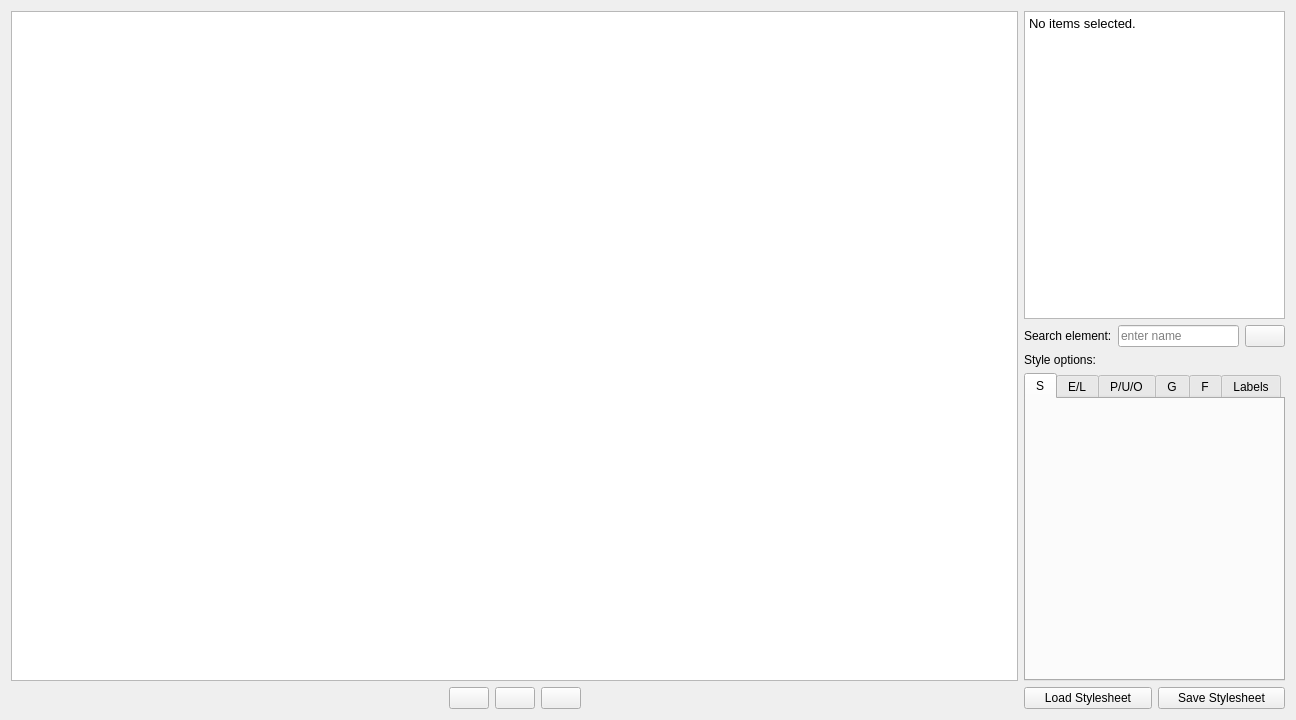
This is ui/graphwidget.ui in ggonnella/gfaviz as Qt 5 draws it before an edit. The edited form follows.
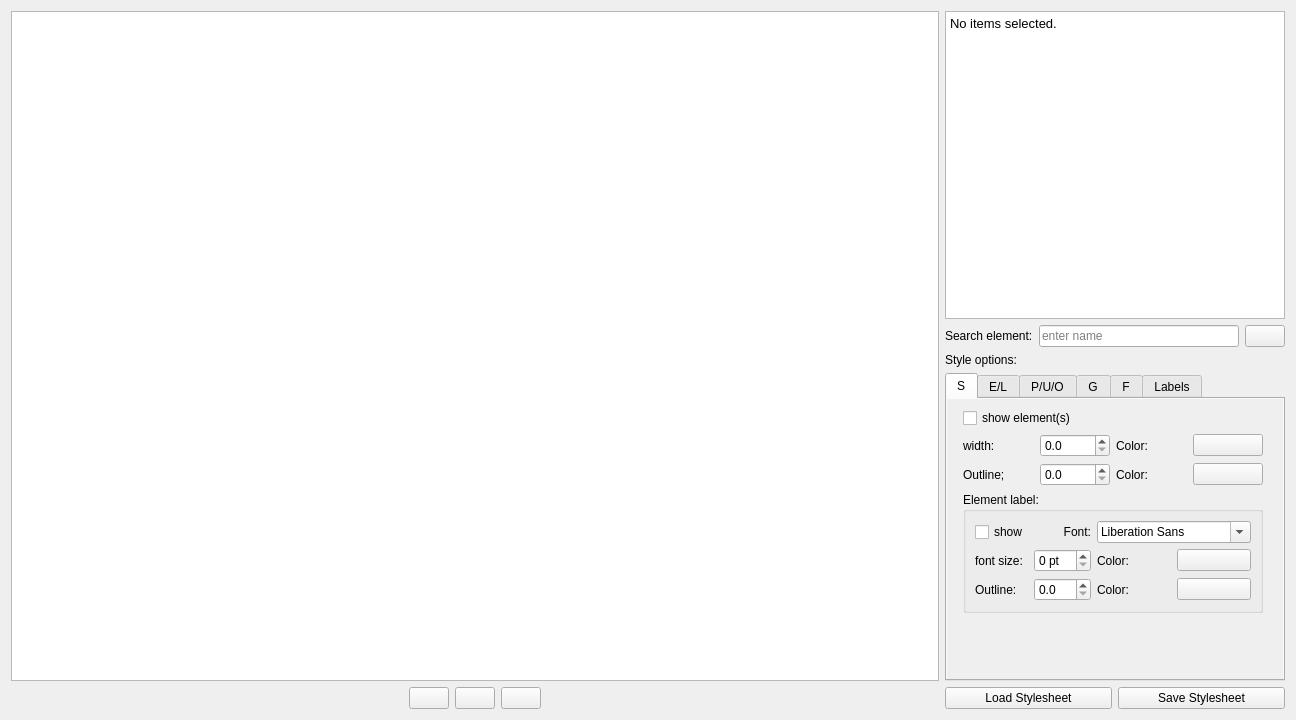
This is the edited form. The open tabs and pages were chosen to show the change. Icons and pictures are not drawn. Custom widgets are drawn as their Qt base class.

The edit to the form file:
```diff
--- a/ui/graphwidget.ui
+++ b/ui/graphwidget.ui
@@ -19,7 +19,7 @@
   <property name="windowTitle">
    <string>Form</string>
   </property>
-  <layout class="QGridLayout" name="gridLayout_13" columnstretch="1,0">
+  <layout class="QGridLayout" name="gridLayout_13" columnstretch="1,0" columnminimumwidth="0,340">
    <item row="0" column="0">
     <layout class="QGridLayout" name="gridLayout_11">
      <item row="1" column="0">
@@ -120,6 +120,75 @@
    <item row="0" column="1">
     <layout class="QGridLayout" name="gridLayout">
      <item row="5" column="0">
+      <layout class="QHBoxLayout" name="horizontalLayout">
+       <item>
+        <widget class="QPushButton" name="StyleLoadButton">
+         <property name="text">
+          <string>Load Stylesheet</string>
+         </property>
+        </widget>
+       </item>
+       <item>
+        <widget class="QPushButton" name="StyleSaveButton">
+         <property name="text">
+          <string>Save Stylesheet</string>
+         </property>
+        </widget>
+       </item>
+      </layout>
+     </item>
+     <item row="0" column="0">
+      <widget class="QTextBrowser" name="selectionDisplay">
+       <property name="html">
+        <string>&lt;!DOCTYPE HTML PUBLIC &quot;-//W3C//DTD HTML 4.0//EN&quot; &quot;http://www.w3.org/TR/REC-html40/strict.dtd&quot;&gt;
+&lt;html&gt;&lt;head&gt;&lt;meta name=&quot;qrichtext&quot; content=&quot;1&quot; /&gt;&lt;style type=&quot;text/css&quot;&gt;
+p, li { white-space: pre-wrap; }
+&lt;/style&gt;&lt;/head&gt;&lt;body style=&quot; font-family:'Sans'; font-size:10pt; font-weight:400; font-style:normal;&quot;&gt;
+&lt;p style=&quot; margin-top:0px; margin-bottom:0px; margin-left:0px; margin-right:0px; -qt-block-indent:0; text-indent:0px;&quot;&gt;No items selected.&lt;/p&gt;&lt;/body&gt;&lt;/html&gt;</string>
+       </property>
+      </widget>
+     </item>
+     <item row="2" column="0">
+      <layout class="QGridLayout" name="gridLayout_14">
+       <item row="0" column="1">
+        <widget class="QLineEdit" name="SearchName">
+         <property name="placeholderText">
+          <string>enter name</string>
+         </property>
+        </widget>
+       </item>
+       <item row="0" column="0">
+        <widget class="QLabel" name="label_2">
+         <property name="text">
+          <string>Search element:</string>
+         </property>
+        </widget>
+       </item>
+       <item row="0" column="2">
+        <widget class="QPushButton" name="SearchButton">
+         <property name="toolTip">
+          <string>Add to selection</string>
+         </property>
+         <property name="text">
+          <string/>
+         </property>
+         <property name="icon">
+          <iconset theme="system-search">
+           <normaloff/>
+          </iconset>
+         </property>
+        </widget>
+       </item>
+      </layout>
+     </item>
+     <item row="3" column="0">
+      <widget class="QLabel" name="label">
+       <property name="text">
+        <string>Style options:</string>
+       </property>
+      </widget>
+     </item>
+     <item row="4" column="0">
       <widget class="QTabWidget" name="StyleTabWidget">
        <property name="sizePolicy">
         <sizepolicy hsizetype="Expanding" vsizetype="Expanding">
@@ -149,6 +218,242 @@
         <attribute name="toolTip">
          <string>Segments</string>
         </attribute>
+        <layout class="QVBoxLayout" name="verticalLayout">
+         <property name="margin">
+          <number>0</number>
+         </property>
+         <item>
+          <widget class="QScrollArea" name="scrollArea">
+           <property name="frameShape">
+            <enum>QFrame::NoFrame</enum>
+           </property>
+           <property name="frameShadow">
+            <enum>QFrame::Plain</enum>
+           </property>
+           <property name="lineWidth">
+            <number>0</number>
+           </property>
+           <property name="verticalScrollBarPolicy">
+            <enum>Qt::ScrollBarAsNeeded</enum>
+           </property>
+           <property name="horizontalScrollBarPolicy">
+            <enum>Qt::ScrollBarAlwaysOff</enum>
+           </property>
+           <property name="widgetResizable">
+            <bool>false</bool>
+           </property>
+           <widget class="QWidget" name="scrollAreaWidgetContents">
+            <property name="geometry">
+             <rect>
+              <x>0</x>
+              <y>0</y>
+              <width>332</width>
+              <height>265</height>
+             </rect>
+            </property>
+            <layout class="QGridLayout" name="gridLayout_2" rowstretch="0,0,0,0,0" columnminimumwidth="0,0,0,0">
+             <property name="leftMargin">
+              <number>16</number>
+             </property>
+             <property name="rightMargin">
+              <number>16</number>
+             </property>
+             <item row="3" column="0" colspan="4">
+              <widget class="QGroupBox" name="groupBox">
+               <property name="title">
+                <string>Element label:</string>
+               </property>
+               <property name="flat">
+                <bool>true</bool>
+               </property>
+               <layout class="QGridLayout" name="gridLayout_3" columnstretch="0,0,0,0">
+                <property name="margin">
+                 <number>9</number>
+                </property>
+                <property name="spacing">
+                 <number>6</number>
+                </property>
+                <item row="1" column="0">
+                 <widget class="QLabel" name="label_12">
+                  <property name="text">
+                   <string>font size:</string>
+                  </property>
+                 </widget>
+                </item>
+                <item row="1" column="1">
+                 <widget class="QSpinBox" name="styleSegLabelSize">
+                  <property name="suffix">
+                   <string> pt</string>
+                  </property>
+                  <property name="prefix">
+                   <string/>
+                  </property>
+                 </widget>
+                </item>
+                <item row="1" column="2">
+                 <widget class="QLabel" name="label_9">
+                  <property name="text">
+                   <string>Color:</string>
+                  </property>
+                 </widget>
+                </item>
+                <item row="1" column="3">
+                 <widget class="ColorButton" name="styleSegLabelColor">
+                  <property name="text">
+                   <string/>
+                  </property>
+                  <property name="flat">
+                   <bool>false</bool>
+                  </property>
+                 </widget>
+                </item>
+                <item row="2" column="0">
+                 <widget class="QLabel" name="label_10">
+                  <property name="text">
+                   <string>Outline:</string>
+                  </property>
+                 </widget>
+                </item>
+                <item row="2" column="1">
+                 <widget class="QDoubleSpinBox" name="styleSegLabelOutlineWidth">
+                  <property name="decimals">
+                   <number>1</number>
+                  </property>
+                 </widget>
+                </item>
+                <item row="2" column="2">
+                 <widget class="QLabel" name="label_11">
+                  <property name="text">
+                   <string>Color:</string>
+                  </property>
+                 </widget>
+                </item>
+                <item row="2" column="3">
+                 <widget class="ColorButton" name="styleSegLabelOutlineColor">
+                  <property name="text">
+                   <string/>
+                  </property>
+                  <property name="flat">
+                   <bool>false</bool>
+                  </property>
+                 </widget>
+                </item>
+                <item row="0" column="2" colspan="2">
+                 <widget class="QFontComboBox" name="styleSegLabelFont"/>
+                </item>
+                <item row="0" column="0">
+                 <widget class="QCheckBox" name="styleSegLabelShow">
+                  <property name="text">
+                   <string>show</string>
+                  </property>
+                 </widget>
+                </item>
+                <item row="0" column="1">
+                 <widget class="QLabel" name="label_13">
+                  <property name="text">
+                   <string>Font:</string>
+                  </property>
+                  <property name="alignment">
+                   <set>Qt::AlignRight|Qt::AlignTrailing|Qt::AlignVCenter</set>
+                  </property>
+                 </widget>
+                </item>
+               </layout>
+              </widget>
+             </item>
+             <item row="0" column="0" colspan="2">
+              <widget class="QCheckBox" name="styleSegShow">
+               <property name="text">
+                <string>show element(s)</string>
+               </property>
+              </widget>
+             </item>
+             <item row="1" column="0">
+              <widget class="QLabel" name="label_3">
+               <property name="text">
+                <string>width:</string>
+               </property>
+              </widget>
+             </item>
+             <item row="1" column="1">
+              <widget class="QDoubleSpinBox" name="styleSegWidth">
+               <property name="decimals">
+                <number>1</number>
+               </property>
+              </widget>
+             </item>
+             <item row="1" column="2">
+              <widget class="QLabel" name="label_7">
+               <property name="text">
+                <string>Color:</string>
+               </property>
+              </widget>
+             </item>
+             <item row="1" column="3">
+              <widget class="ColorButton" name="styleSegColor">
+               <property name="text">
+                <string/>
+               </property>
+               <property name="flat">
+                <bool>false</bool>
+               </property>
+              </widget>
+             </item>
+             <item row="2" column="0">
+              <widget class="QLabel" name="label_4">
+               <property name="text">
+                <string>Outline;</string>
+               </property>
+               <property name="textFormat">
+                <enum>Qt::AutoText</enum>
+               </property>
+               <property name="scaledContents">
+                <bool>false</bool>
+               </property>
+              </widget>
+             </item>
+             <item row="2" column="1">
+              <widget class="QDoubleSpinBox" name="styleSegOutlineWidth">
+               <property name="decimals">
+                <number>1</number>
+               </property>
+              </widget>
+             </item>
+             <item row="2" column="2">
+              <widget class="QLabel" name="label_8">
+               <property name="text">
+                <string>Color:</string>
+               </property>
+              </widget>
+             </item>
+             <item row="4" column="0">
+              <spacer name="verticalSpacer">
+               <property name="orientation">
+                <enum>Qt::Vertical</enum>
+               </property>
+               <property name="sizeHint" stdset="0">
+                <size>
+                 <width>20</width>
+                 <height>40</height>
+                </size>
+               </property>
+              </spacer>
+             </item>
+             <item row="2" column="3">
+              <widget class="ColorButton" name="styleSegOutlineColor">
+               <property name="text">
+                <string/>
+               </property>
+               <property name="flat">
+                <bool>false</bool>
+               </property>
+              </widget>
+             </item>
+            </layout>
+           </widget>
+          </widget>
+         </item>
+        </layout>
        </widget>
        <widget class="QWidget" name="StyleTabEdges">
         <attribute name="title">
@@ -189,79 +494,17 @@
        </widget>
       </widget>
      </item>
-     <item row="6" column="0">
-      <layout class="QHBoxLayout" name="horizontalLayout">
-       <item>
-        <widget class="QPushButton" name="StyleLoadButton">
-         <property name="text">
-          <string>Load Stylesheet</string>
-         </property>
-        </widget>
-       </item>
-       <item>
-        <widget class="QPushButton" name="StyleSaveButton">
-         <property name="text">
-          <string>Save Stylesheet</string>
-         </property>
-        </widget>
-       </item>
-      </layout>
-     </item>
-     <item row="1" column="0">
-      <widget class="QTextBrowser" name="selectionDisplay">
-       <property name="html">
-        <string>&lt;!DOCTYPE HTML PUBLIC &quot;-//W3C//DTD HTML 4.0//EN&quot; &quot;http://www.w3.org/TR/REC-html40/strict.dtd&quot;&gt;
-&lt;html&gt;&lt;head&gt;&lt;meta name=&quot;qrichtext&quot; content=&quot;1&quot; /&gt;&lt;style type=&quot;text/css&quot;&gt;
-p, li { white-space: pre-wrap; }
-&lt;/style&gt;&lt;/head&gt;&lt;body style=&quot; font-family:'Sans'; font-size:10pt; font-weight:400; font-style:normal;&quot;&gt;
-&lt;p style=&quot; margin-top:0px; margin-bottom:0px; margin-left:0px; margin-right:0px; -qt-block-indent:0; text-indent:0px;&quot;&gt;No items selected.&lt;/p&gt;&lt;/body&gt;&lt;/html&gt;</string>
-       </property>
-      </widget>
-     </item>
-     <item row="3" column="0">
-      <layout class="QGridLayout" name="gridLayout_14">
-       <item row="0" column="1">
-        <widget class="QLineEdit" name="SearchName">
-         <property name="placeholderText">
-          <string>enter name</string>
-         </property>
-        </widget>
-       </item>
-       <item row="0" column="0">
-        <widget class="QLabel" name="label_2">
-         <property name="text">
-          <string>Search element:</string>
-         </property>
-        </widget>
-       </item>
-       <item row="0" column="2">
-        <widget class="QPushButton" name="SearchButton">
-         <property name="toolTip">
-          <string>Add to selection</string>
-         </property>
-         <property name="text">
-          <string/>
-         </property>
-         <property name="icon">
-          <iconset theme="system-search">
-           <normaloff/>
-          </iconset>
-         </property>
-        </widget>
-       </item>
-      </layout>
-     </item>
-     <item row="4" column="0">
-      <widget class="QLabel" name="label">
-       <property name="text">
-        <string>Style options:</string>
-       </property>
-      </widget>
-     </item>
     </layout>
    </item>
   </layout>
  </widget>
+ <customwidgets>
+  <customwidget>
+   <class>ColorButton</class>
+   <extends>QPushButton</extends>
+   <header>colorButton.h</header>
+  </customwidget>
+ </customwidgets>
  <resources/>
  <connections/>
 </ui>
```
Left out of the diff: 187 changed lines with no effect on the pictures.
